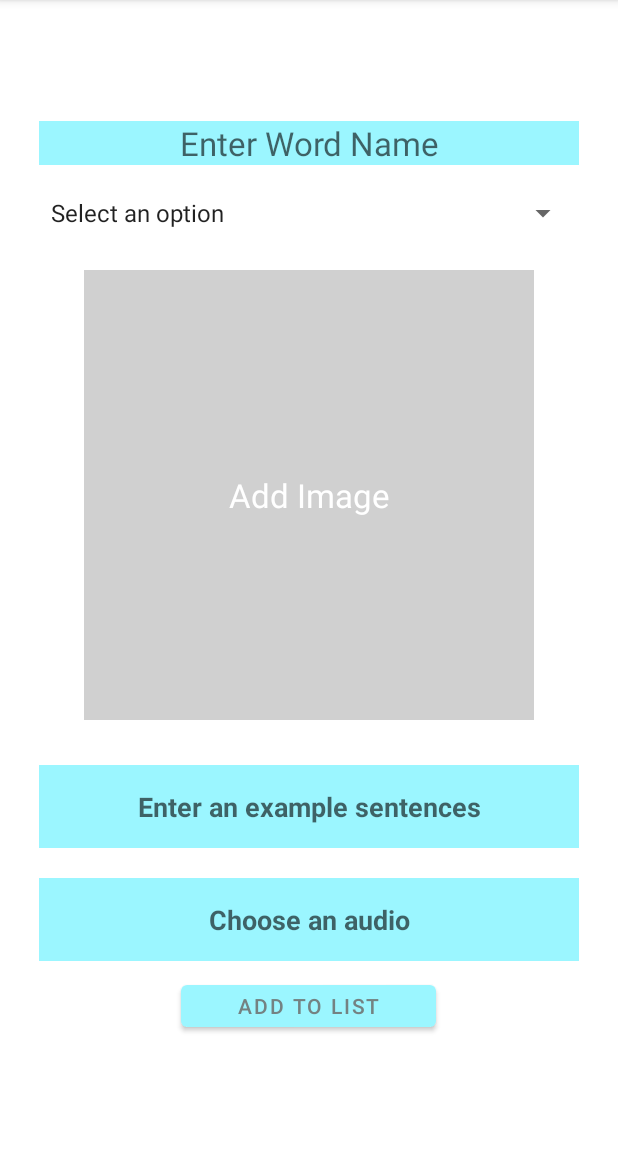
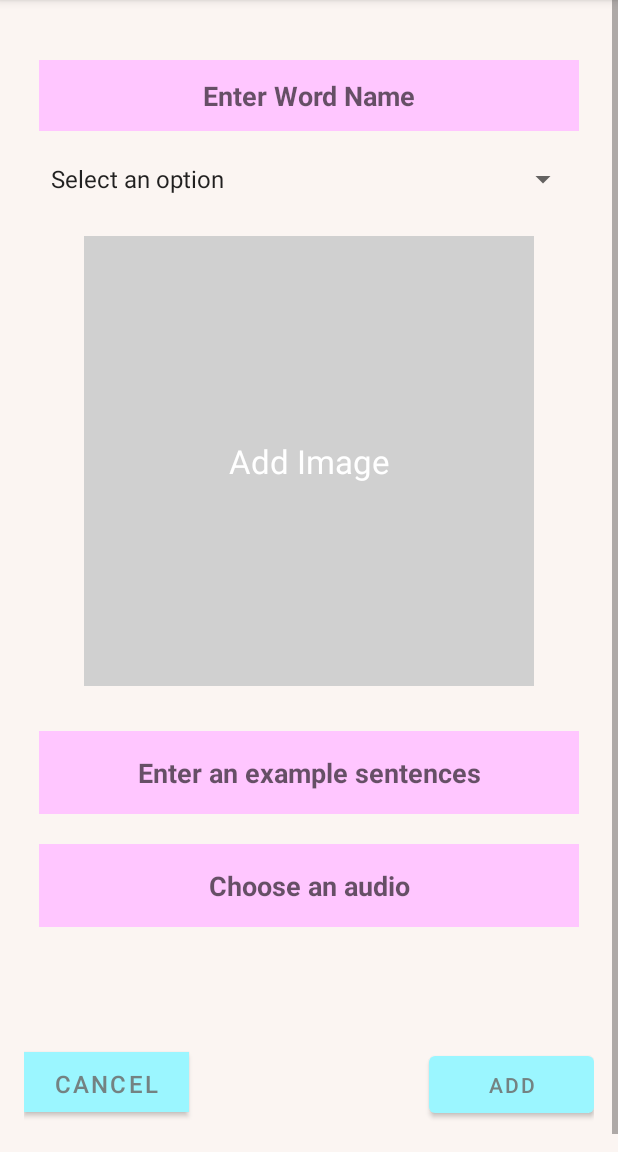
Before and after one commit to behnazkhalili84/LittleLingo, an Android app: the adminAddWord screen opened directly, with no data from a screen before it, on a phone screen of 412 x 824 dp, the part 84-1236 px from its top. Run offline under Robolectric (Android 15) with nearby library versions, the phone set to English and light mode, and no system bars; our stand-ins replace Firebase (no records; nobody signed in at launch, a user with empty details on screens opened directly); pictures from the network do not load.

Commit message:
Admin Page finished

```diff
--- a/app/src/main/java/com/example/littlelingo/ui/admin/adminAddWord.java
+++ b/app/src/main/java/com/example/littlelingo/ui/admin/adminAddWord.java
@@ -30,6 +30,7 @@ import androidx.core.graphics.Insets;
 import androidx.core.view.ViewCompat;
 
 import com.example.littlelingo.R;
+import com.example.littlelingo.ui.home.HomeFragment;
 import com.example.littlelingo.ui.learningvocabulary.Word;
 import com.example.littlelingo.ui.user.AuthViewModel;
 import com.example.littlelingo.ui.user.Users;
@@ -46,6 +47,9 @@ import java.util.Arrays;
 import java.util.Random;
 
 import androidx.core.view.WindowInsetsCompat;
+import androidx.fragment.app.Fragment;
+import androidx.fragment.app.FragmentManager;
+import androidx.fragment.app.FragmentTransaction;
 
 
 public class adminAddWord extends AppCompatActivity {
@@ -55,7 +59,7 @@ public class adminAddWord extends AppCompatActivity {
     private EditText editTextWordName,editTextExampleSentence;
     private ImageView imageViewPhoto;
    private TextView textViewUploadAudio, tvAddImage;;
-    private Button buttonAddWord;
+    private Button buttonAddWord,buttonCancel;
     private Spinner wordTypeSpinner;
 
   //  private Uri photoUri;
@@ -114,6 +118,7 @@ public class adminAddWord extends AppCompatActivity {
         textViewUploadAudio = findViewById(R.id.tv_uploadAudio);
         tvAddImage = findViewById(R.id.tv_add_image);
         buttonAddWord = findViewById(R.id.btn_addWord);
+        buttonCancel= findViewById(R.id.btn_cancel);
         wordTypeSpinner = findViewById(R.id.wordTypeSpinner);
 
         String[] items = new String[]{"Select an option","Vocab" , "Grammar"};
@@ -166,6 +171,14 @@ public class adminAddWord extends AppCompatActivity {
             }
 
             saveWordToFirebase(wordName, exampleSentence, wordType);
+        });
+
+        buttonCancel.setOnClickListener(new View.OnClickListener() {
+            @Override
+            public void onClick(View v) {
+                // Navigate to HomeFragment
+                finish();
+            }
         });
 
 
@@ -233,49 +246,7 @@ public class adminAddWord extends AppCompatActivity {
         String path = MediaStore.Images.Media.insertImage(this.getContentResolver(), bitmap, "ProfileImage", null);
         return Uri.parse(path);
     }
-//    private void saveImageToFirebaseStorage(Uri imageUri, Users user) {
-//        StorageReference storageRef = FirebaseStorage.getInstance().getReference();
-//        StorageReference profileImageRef = storageRef.child("wordsImages/" + user.getUserId() + ".jpg");
-//
-//        profileImageRef.putFile(imageUri).addOnSuccessListener(taskSnapshot -> {
-//            profileImageRef.getDownloadUrl().addOnSuccessListener(uri -> {
-//                user.setImageLink(uri.toString());
-//                authViewModel.updateUser(user);
-//            });
-//        }).addOnFailureListener(e -> {
-//            Log.e(TAG, "Failed to upload image to Firebase Storage", e);
-//        });
-//    }
 
-//    protected void onActivityResult(int requestCode, int resultCode, @NonNull Intent data) {
-//    super.onActivityResult(requestCode, resultCode, data);
-//
-//    if (resultCode == RESULT_OK && data != null) {
-//        Uri selectedUri = data.getData();
-//        if (requestCode == REQUEST_CODE_PHOTO) {
-//            photoUri = selectedUri;
-//
-//
-//            try {
-//                Bitmap bitmap = MediaStore.Images.Media.getBitmap(getContentResolver(), photoUri);
-//                imageViewPhoto.setImageBitmap(bitmap);
-//
-//                // Now let the user pick an audio file
-//                Intent intent = new Intent(Intent.ACTION_PICK, MediaStore.Audio.Media.EXTERNAL_CONTENT_URI);
-//                startActivityForResult(intent, REQUEST_CODE_AUDIO);
-//            } catch (IOException e) {
-//                e.printStackTrace();
-//            }
-//
-//        } else if (requestCode == REQUEST_CODE_AUDIO) {
-//            audioUri = selectedUri;
-//            textViewUploadAudio.setText(selectedUri.getPath());
-//
-//            uploadWordToFirebase();
-//        }
-//    }
-//}
-//
 //    private void uploadWordToFirebase() {
 //        String wordName = editTextWordName.getText().toString().trim();
 //        String exampleSentence = editTextExampleSentence.getText().toString().trim();
--- a/app/src/main/res/layout/activity_admin_add_word.xml
+++ b/app/src/main/res/layout/activity_admin_add_word.xml
@@ -1,9 +1,9 @@
 <?xml version="1.0" encoding="utf-8"?>
-<!--<FrameLayout xmlns:android="http://schemas.android.com/apk/res/android"-->
-<!--    xmlns:tools="http://schemas.android.com/tools"-->
-<!--    android:layout_width="match_parent"-->
-<!--    android:layout_height="match_parent"-->
-<!--    tools:context=".ui.learningvocabulary.LearningVocabulary">-->
+    <!--<FrameLayout xmlns:android="http://schemas.android.com/apk/res/android"-->
+    <!--    xmlns:tools="http://schemas.android.com/tools"-->
+    <!--    android:layout_width="match_parent"-->
+    <!--    android:layout_height="match_parent"-->
+    <!--    tools:context=".ui.learningvocabulary.LearningVocabulary">-->
 
 <ScrollView xmlns:android="http://schemas.android.com/apk/res/android"
     xmlns:tools="http://schemas.android.com/tools"
@@ -11,6 +11,7 @@
     android:layout_height="match_parent" xmlns:app="http://schemas.android.com/apk/res-auto"
     tools:context=".MainActivity"
     android:fillViewport="true"
+    android:background="@color/backgroundColor"
     android:id="@+id/scrollView">
 
     <LinearLayout
@@ -24,13 +25,14 @@
         <EditText
             android:id="@+id/et_wordname"
             android:layout_width="match_parent"
-            android:layout_height="wrap_content"
+            android:layout_height="47dp"
             android:layout_margin="10dp"
             android:gravity="center"
             android:textColor="@color/textColor"
-            android:background="@color/primaryColor"
+            android:background="@color/secondaryColor"
             android:hint="@string/enter_word_name"
-            android:textSize="22sp"
+            android:textSize="18sp"
+            android:textStyle="bold"
             tools:text="" />
 
         <Spinner
@@ -75,7 +77,7 @@
             android:layout_width="match_parent"
             android:layout_height="wrap_content"
             android:layout_margin="10dp"
-            android:background="@color/primaryColor"
+            android:background="@color/secondaryColor"
             android:gravity="center"
             android:padding="15dp"
             android:textColor="@color/textColor"
@@ -89,7 +91,7 @@
             android:layout_width="match_parent"
             android:layout_height="wrap_content"
             android:layout_margin="10dp"
-            android:background="@color/primaryColor"
+            android:background="@color/secondaryColor"
             android:gravity="center"
             android:padding="15dp"
             android:textColor="@color/textColor"
@@ -97,17 +99,39 @@
             android:hint="Choose an audio"
             tools:text=""
             android:textStyle="bold"/>
+        <LinearLayout
+            android:layout_marginTop="70dp"
+            android:layout_width="match_parent"
+            android:layout_height="match_parent"
+            android:orientation="horizontal">
+
+        <Button
+            android:id="@+id/btn_cancel"
+            android:layout_width="110dp"
+            android:layout_height="40dp"
+            android:background="@color/primaryColor"
+            android:text="@string/cancel"
+            android:textColor="@color/textColor"
+            android:textSize="16dp" />
+
+
+        <Space
+            android:layout_width="0dp"
+            android:layout_height="wrap_content"
+            android:layout_weight="1" />
 
 
         <Button
             android:id="@+id/btn_addWord"
-            android:layout_width="170dp"
-            android:layout_height="40dp"
-            android:text="Add to list"
+            android:layout_width="110dp"
+            android:layout_height="50dp"
+            android:text="Add"
             android:textColor="@color/textColor"
             android:layout_centerHorizontal="true"
-            android:layout_marginBottom="20dp"/>
+            android:layout_marginBottom="16dp"
+            />
 
+        </LinearLayout>
 
     </LinearLayout>
 </ScrollView>
--- a/app/src/main/res/layout/fragment_learning_grammar.xml
+++ b/app/src/main/res/layout/fragment_learning_grammar.xml
@@ -146,7 +146,7 @@
             android:layout_margin="10dp"
             android:background="@color/secondaryColor"
             android:text="@string/next"
-            android:textColor="@android:color/white"
+            android:textColor="@color/textColor"
             android:textSize="18sp"
             android:textStyle="bold" />
     </LinearLayout>
--- a/app/src/main/res/values/strings.xml
+++ b/app/src/main/res/values/strings.xml
@@ -153,4 +153,6 @@
     <string name="result_report">Result Report</string>
     <string name="admin">Admin Panel</string>
     <string name="menu_admin">Admin Panel</string>
+    <string name="back_to_home">Back to Home</string>
+    <string name="cancel">Cancel</string>
 </resources>
```
Also changed, not shown: app/src/main/res/layout/fragment_home.xml (+0 -26 lines).
